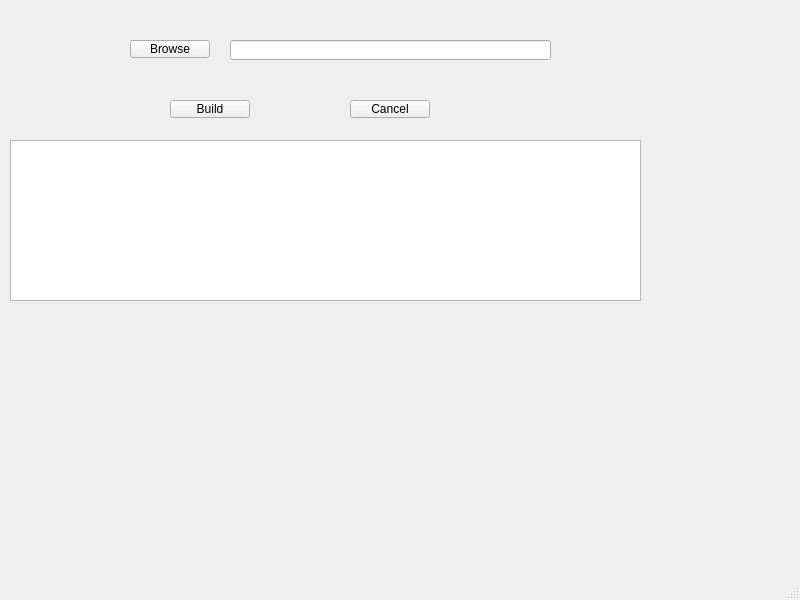
BodeSoftware/UnrealEngineBuildTool, file UnrealEngineBuildTool_QT/mainwindow.ui: the form before one commit.
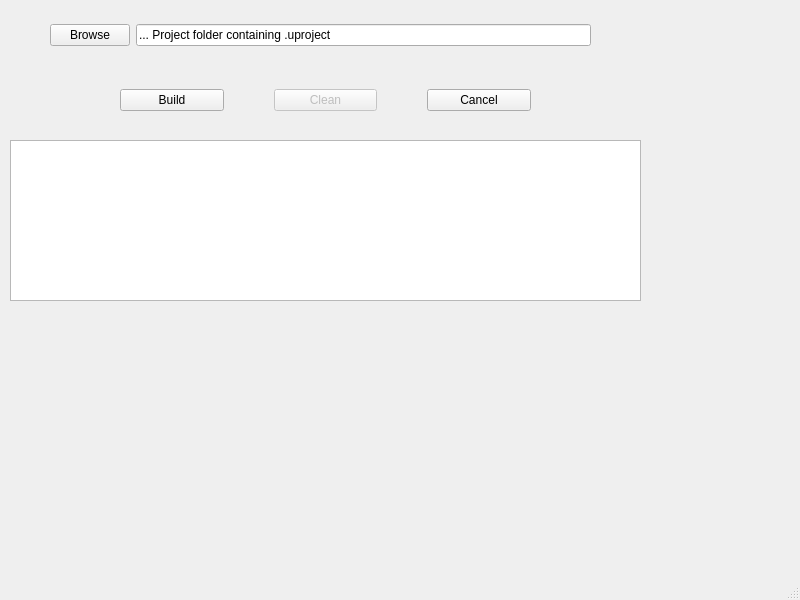
The form after the commit.

Patch:
```diff
--- a/UnrealEngineBuildTool_QT/mainwindow.ui
+++ b/UnrealEngineBuildTool_QT/mainwindow.ui
@@ -14,55 +14,6 @@
    <string>MainWindow</string>
   </property>
   <widget class="QWidget" name="centralwidget">
-   <widget class="QLineEdit" name="projectPathEdit">
-    <property name="geometry">
-     <rect>
-      <x>230</x>
-      <y>40</y>
-      <width>321</width>
-      <height>20</height>
-     </rect>
-    </property>
-   </widget>
-   <widget class="QPushButton" name="browseButton">
-    <property name="geometry">
-     <rect>
-      <x>130</x>
-      <y>40</y>
-      <width>80</width>
-      <height>18</height>
-     </rect>
-    </property>
-    <property name="text">
-     <string>Browse</string>
-    </property>
-   </widget>
-   <widget class="QPushButton" name="buildButton">
-    <property name="geometry">
-     <rect>
-      <x>170</x>
-      <y>100</y>
-      <width>80</width>
-      <height>18</height>
-     </rect>
-    </property>
-    <property name="text">
-     <string>Build</string>
-    </property>
-   </widget>
-   <widget class="QPushButton" name="cancelButton">
-    <property name="geometry">
-     <rect>
-      <x>350</x>
-      <y>100</y>
-      <width>80</width>
-      <height>18</height>
-     </rect>
-    </property>
-    <property name="text">
-     <string>Cancel</string>
-    </property>
-   </widget>
    <widget class="QPlainTextEdit" name="logOutput">
     <property name="geometry">
      <rect>
@@ -73,6 +24,71 @@
      </rect>
     </property>
    </widget>
+   <widget class="QWidget" name="horizontalLayoutWidget">
+    <property name="geometry">
+     <rect>
+      <x>120</x>
+      <y>70</y>
+      <width>411</width>
+      <height>61</height>
+     </rect>
+    </property>
+    <layout class="QHBoxLayout" name="horizontalLayout">
+     <property name="spacing">
+      <number>50</number>
+     </property>
+     <item>
+      <widget class="QPushButton" name="buildButton">
+       <property name="text">
+        <string>Build</string>
+       </property>
+      </widget>
+     </item>
+     <item>
+      <widget class="QPushButton" name="cleanButton">
+       <property name="enabled">
+        <bool>false</bool>
+       </property>
+       <property name="text">
+        <string>Clean</string>
+       </property>
+      </widget>
+     </item>
+     <item>
+      <widget class="QPushButton" name="cancelButton">
+       <property name="text">
+        <string>Cancel</string>
+       </property>
+      </widget>
+     </item>
+    </layout>
+   </widget>
+   <widget class="QWidget" name="horizontalLayoutWidget_2">
+    <property name="geometry">
+     <rect>
+      <x>50</x>
+      <y>10</y>
+      <width>541</width>
+      <height>51</height>
+     </rect>
+    </property>
+    <layout class="QHBoxLayout" name="horizontalLayout_2">
+     <item>
+      <widget class="QPushButton" name="browseButton">
+       <property name="text">
+        <string>Browse</string>
+       </property>
+      </widget>
+     </item>
+     <item>
+      <widget class="QLineEdit" name="projectPathEdit">
+       <property name="text">
+        <string>... Project folder containing .uproject</string>
+       </property>
+      </widget>
+     </item>
+    </layout>
+   </widget>
   </widget>
   <widget class="QMenuBar" name="menubar">
    <property name="geometry">
```
